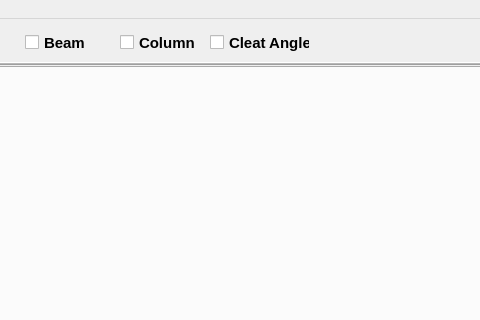
This is Connections/Shear/cleatAngle/cleatAngle.ui in GreatDevelopers/osdag-core as Qt 5 draws it before an edit; both pictures show x 440 to 920 and y 0 to 320 of the 1329 by 736 pixel window. The edited form follows.
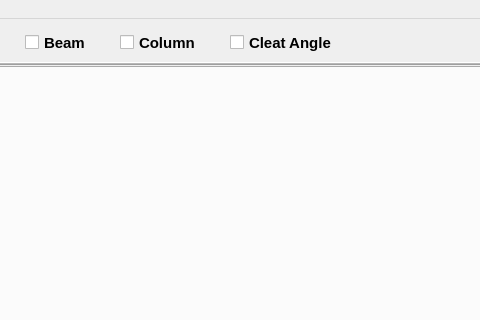
This is the edited form. Icons and pictures are not drawn.

Commit message: feat: add help menu

Diff of the .ui file:
```diff
--- a/Connections/Shear/cleatAngle/cleatAngle.ui
+++ b/Connections/Shear/cleatAngle/cleatAngle.ui
@@ -174,7 +174,7 @@
         <rect>
          <x>420</x>
          <y>0</y>
-         <width>90</width>
+         <width>101</width>
          <height>29</height>
         </rect>
        </property>
@@ -202,9 +202,9 @@
       <widget class="QCheckBox" name="checkBoxCleat">
        <property name="geometry">
         <rect>
-         <x>510</x>
+         <x>530</x>
          <y>0</y>
-         <width>100</width>
+         <width>131</width>
          <height>29</height>
         </rect>
        </property>
```
Left out of the diff: 45 changed lines with no effect on the pictures. The commit also changes 1 other file.
